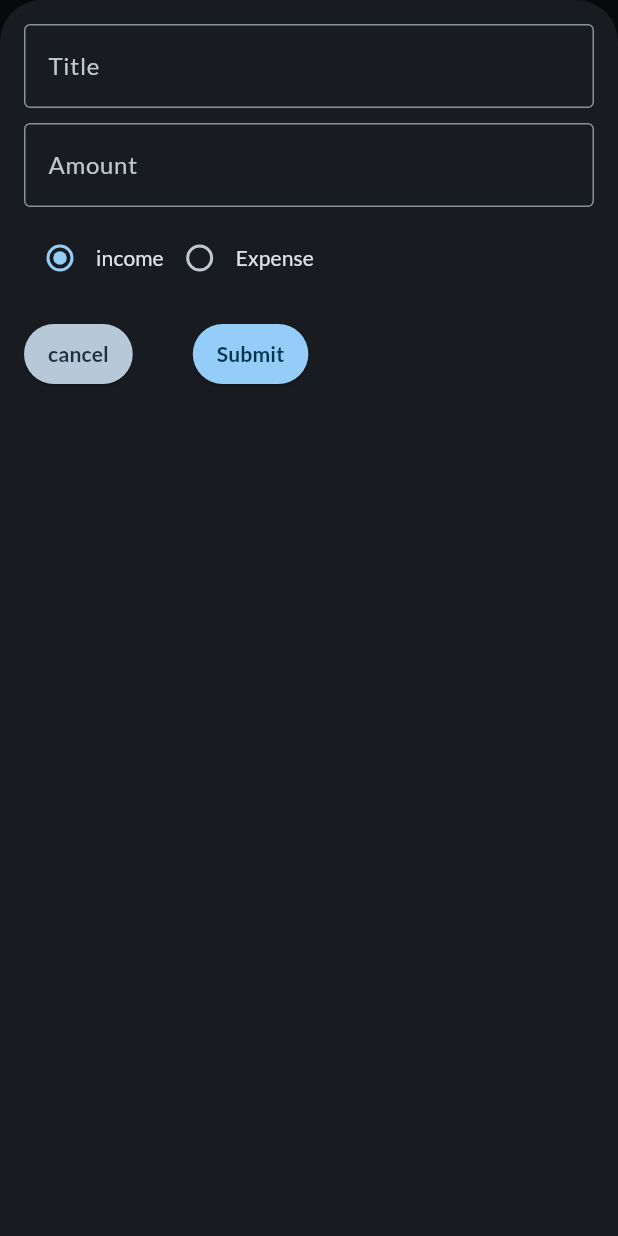
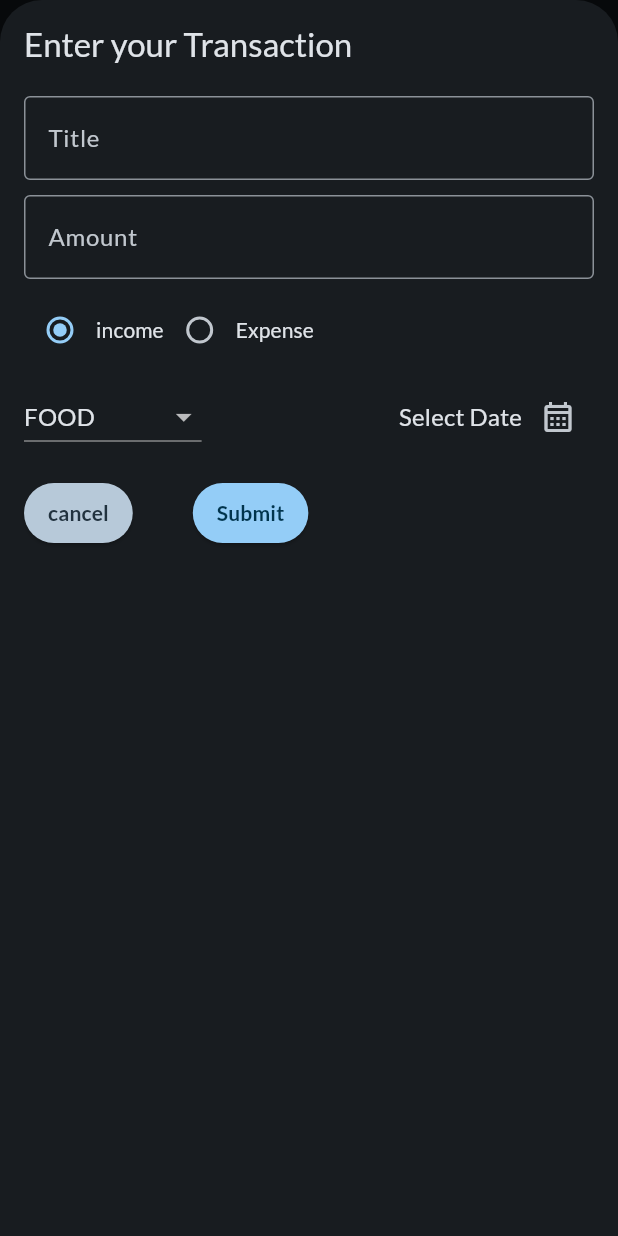
Before and after one commit to hinasahammed/money_tracker, a Flutter app: the screen it shows after launch, after a tap on the "add" icon, on a phone screen of 412 x 824 dp. Run offline on Flutter 3.47's test engine with Material 2 defaults, Android fonts, the phone set to English and light mode, and no system bars; our stand-ins replace google_fonts, hive, hive_flutter; accounts and stored records are empty.

Commit message:
sec commit

```diff
--- /dev/null
+++ b/lib/box/boxes.dart
@@ -0,0 +1,7 @@
+import 'package:hive/hive.dart';
+import 'package:take_care/model/transactions_model.dart';
+
+class Boxes {
+  static Box<TransactionsModel> getData() =>
+      Hive.box<TransactionsModel>('paisa');
+}
--- a/lib/main.dart
+++ b/lib/main.dart
@@ -1,16 +1,28 @@
 import 'package:flutter/material.dart';
 import 'package:google_fonts/google_fonts.dart';
+import 'package:hive/hive.dart';
+import 'package:path_provider/path_provider.dart';
+import 'package:take_care/model/transactions_model.dart';
 import 'package:take_care/screens/tab_screen/tab_screen.dart';
 
 final theme = ThemeData(
   useMaterial3: true,
   colorScheme: ColorScheme.fromSeed(
     brightness: Brightness.dark,
-    seedColor: const Color.fromRGBO(2,48,71,1),
+    seedColor: const Color.fromRGBO(2, 48, 71, 1),
   ),
   textTheme: GoogleFonts.latoTextTheme(),
 );
-void main() {
+void main() async {
+  WidgetsFlutterBinding.ensureInitialized();
+  var directory = await getApplicationDocumentsDirectory();
+  Hive.init(directory.path);
+  Hive.registerAdapter(TransactionsModelAdapter());
+  Hive.registerAdapter(TransactionTypeAdapter());
+  Hive.registerAdapter(CategoryTypeAdapter());
+
+  await Hive.openBox<TransactionsModel>('paisa');
+
   runApp(const MyApp());
 }
 
--- a/lib/model/transaction_model.dart
+++ b/lib/model/transactions_model.dart
@@ -1,24 +1,51 @@
+import 'package:hive/hive.dart';
+part 'transactions_model.g.dart';
+
+@HiveType(typeId: 1)
 enum TransactionType {
+  @HiveField(0)
   income,
+
+@HiveField(1)
   expense,
 }
 
+@HiveType(typeId: 2)
 enum CategoryType {
+  @HiveField(0)
   food,
+
+@HiveField(1)
   transport,
+
+@HiveField(2)
   rent,
+
+@HiveField(3)
   etc,
 }
 
-class TransactioinModel {
+@HiveType(typeId: 0)
+class TransactionsModel extends HiveObject {
+  @HiveField(0)
   final String id;
+
+@HiveField(1)
   final String title;
+
+@HiveField(2)
   final String amount;
+
+@HiveField(3)
   final DateTime date;
+
+@HiveField(4)
   final TransactionType transactionType;
+
+@HiveField(5)
   final CategoryType categoryType;
 
-  TransactioinModel({
+  TransactionsModel({
     required this.id,
     required this.title,
     required this.amount,
--- a/lib/screens/analytics_screen/analytics_screen.dart
+++ b/lib/screens/analytics_screen/analytics_screen.dart
@@ -1,10 +1,13 @@
 import 'package:flutter/material.dart';
+
 
 class AnalyticsScreen extends StatelessWidget {
   const AnalyticsScreen({super.key});
 
   @override
   Widget build(BuildContext context) {
-    return Center(child: Text('analytics'),);
+    return const Center(
+      child: Text('hsd'),
+    );
   }
 }
--- a/lib/screens/home_screen.dart/home_screen.dart
+++ b/lib/screens/home_screen.dart/home_screen.dart
@@ -13,9 +13,7 @@ class HomeScreen extends StatelessWidget {
         const SizedBox(
           height: 10,
         ),
-        Expanded(
-          child: MoneyList(),
-        ),
+        Expanded(child: MoneyList()),
       ],
     );
   }
--- a/lib/screens/home_screen.dart/widget/money_list.dart
+++ b/lib/screens/home_screen.dart/widget/money_list.dart
@@ -1,21 +1,36 @@
 import 'package:flutter/material.dart';
+import 'package:hive_flutter/adapters.dart';
 import 'package:intl/intl.dart';
+import 'package:take_care/box/boxes.dart';
+
+import '../../../model/transactions_model.dart';
 
 class MoneyList extends StatelessWidget {
-  MoneyList({super.key});
-  final today = DateFormat.MMMd().format(DateTime.now());
+  const MoneyList({super.key});
   @override
   Widget build(BuildContext context) {
+    return ValueListenableBuilder<Box<TransactionsModel>>(
+      valueListenable: Boxes.getData().listenable(),
+      builder: (context, box, _) {
+        var data =
+            box.values.toList().cast<TransactionsModel>().reversed.toList();
+
         return ListView.separated(
           itemBuilder: (context, index) {
             return Card(
               child: ListTile(
                 contentPadding: const EdgeInsets.symmetric(horizontal: 5),
                 leading: CircleAvatar(
+                  backgroundColor:
+                      data[index].transactionType == TransactionType.expense
+                          ? Theme.of(context).colorScheme.error
+                          : Colors.greenAccent,
                   radius: 25,
                   child: Text(
-                today,
+                    DateFormat.MMMd().format(data[index].date),
                     textAlign: TextAlign.center,
+                    style: Theme.of(context).textTheme.labelLarge!.copyWith(
+                        color: Theme.of(context).colorScheme.onPrimary),
                   ),
                 ),
                 trailing: IconButton(
@@ -23,15 +38,16 @@ class MoneyList extends StatelessWidget {
                   icon: const Icon(Icons.more_vert_outlined),
                 ),
                 title: Text(
-              'titleName $index',
+                  data[index].title.toUpperCase(),
                   style: Theme.of(context).textTheme.titleMedium!.copyWith(
                         color: Theme.of(context).colorScheme.onPrimaryContainer,
                       ),
                 ),
                 subtitle: Text(
-              '₹500',
+                  '₹ ${data[index].amount}',
                   style: Theme.of(context).textTheme.titleSmall!.copyWith(
-                    color: Theme.of(context).colorScheme.onSecondaryContainer,
+                        color:
+                            Theme.of(context).colorScheme.onSecondaryContainer,
                       ),
                 ),
               ),
@@ -42,7 +58,9 @@ class MoneyList extends StatelessWidget {
               height: 5,
             );
           },
-      itemCount: 10,
+          itemCount: box.length,
+        );
+      },
     );
   }
 }
--- a/lib/screens/home_screen.dart/widget/total_amount.dart
+++ b/lib/screens/home_screen.dart/widget/total_amount.dart
@@ -1,10 +1,19 @@
 import 'package:flutter/material.dart';
+import 'package:hive/hive.dart';
+import 'package:hive_flutter/adapters.dart';
+
+import '../../../box/boxes.dart';
+import '../../../model/transactions_model.dart';
 
 class TotalAmount extends StatelessWidget {
   const TotalAmount({super.key});
 
   @override
   Widget build(BuildContext context) {
+    return ValueListenableBuilder<Box<TransactionsModel>>(
+      valueListenable: Boxes.getData().listenable(),
+      builder: (context, box, _) {
+        var data = box.values.toList().cast<TransactionsModel>();
         return Card(
           child: Container(
             padding: const EdgeInsets.all(20),
@@ -21,7 +30,8 @@ class TotalAmount extends StatelessWidget {
                       children: [
                         Text(
                           'Total Income',
-                      style: Theme.of(context).textTheme.bodyLarge!.copyWith(
+                          style:
+                              Theme.of(context).textTheme.bodyLarge!.copyWith(
                                     color: Theme.of(context)
                                         .colorScheme
                                         .onPrimaryContainer,
@@ -29,8 +39,9 @@ class TotalAmount extends StatelessWidget {
                                   ),
                         ),
                         Text(
-                      '₹200',
-                      style: Theme.of(context).textTheme.bodyMedium!.copyWith(
+                          '₹${data.length.toString()}',
+                          style:
+                              Theme.of(context).textTheme.bodyMedium!.copyWith(
                                     color: Theme.of(context)
                                         .colorScheme
                                         .onPrimaryContainer,
@@ -43,7 +54,8 @@ class TotalAmount extends StatelessWidget {
                       children: [
                         Text(
                           'Total Expense',
-                      style: Theme.of(context).textTheme.bodyLarge!.copyWith(
+                          style:
+                              Theme.of(context).textTheme.bodyLarge!.copyWith(
                                     color: Theme.of(context)
                                         .colorScheme
                                         .onPrimaryContainer,
@@ -52,7 +64,8 @@ class TotalAmount extends StatelessWidget {
                         ),
                         Text(
                           '₹300',
-                      style: Theme.of(context).textTheme.bodyMedium!.copyWith(
+                          style:
+                              Theme.of(context).textTheme.bodyMedium!.copyWith(
                                     color: Theme.of(context)
                                         .colorScheme
                                         .onPrimaryContainer,
@@ -67,5 +80,7 @@ class TotalAmount extends StatelessWidget {
             ),
           ),
         );
+      },
+    );
   }
 }
--- a/lib/screens/tab_screen/widget/add_amount_sheet.dart
+++ b/lib/screens/tab_screen/widget/add_amount_sheet.dart
@@ -1,9 +1,36 @@
 import 'package:flutter/material.dart';
-import 'package:take_care/model/transaction_model.dart';
+import 'package:intl/intl.dart';
 import 'package:take_care/screens/tab_screen/widget/radio_button_custom.dart';
+import 'package:take_care/screens/tab_screen/widget/submit_button.dart';
 
-class AddAmountSheet extends StatelessWidget {
+import '../../../model/transactions_model.dart';
+
+class AddAmountSheet extends StatefulWidget {
   const AddAmountSheet({super.key});
+
+  @override
+  State<AddAmountSheet> createState() => _AddAmountSheetState();
+}
+
+class _AddAmountSheetState extends State<AddAmountSheet> {
+  CategoryType _selectedcategory = CategoryType.food;
+  DateTime? _selectedDate;
+  final _titleController = TextEditingController();
+  final _amountController = TextEditingController();
+
+  void _presentDatePicker() async {
+    final now = DateTime.now();
+    final firstDate = DateTime(now.year - 1, now.month, now.day);
+    final pickedDate = await showDatePicker(
+      context: context,
+      initialDate: now,
+      firstDate: firstDate,
+      lastDate: now,
+    );
+    setState(() {
+      _selectedDate = pickedDate;
+    });
+  }
 
   @override
   Widget build(BuildContext context) {
@@ -19,8 +46,18 @@ class AddAmountSheet extends StatelessWidget {
             keyBoardSpace + 16,
           ),
           child: Column(
+            crossAxisAlignment: CrossAxisAlignment.start,
             children: [
+              Text(
+                'Enter your Transaction',
+                style: Theme.of(context).textTheme.titleLarge!.copyWith(
+                    color: Theme.of(context).colorScheme.onBackground),
+              ),
+              const SizedBox(
+                height: 20,
+              ),
               TextField(
+                controller: _titleController,
                 style: Theme.of(context).textTheme.titleMedium!.copyWith(
                     color: Theme.of(context).colorScheme.onPrimaryContainer),
                 decoration: const InputDecoration(
@@ -32,6 +69,8 @@ class AddAmountSheet extends StatelessWidget {
                 height: 10,
               ),
               TextField(
+                controller: _amountController,
+                keyboardType: TextInputType.number,
                 style: Theme.of(context).textTheme.titleMedium!.copyWith(
                     color: Theme.of(context).colorScheme.onPrimaryContainer),
                 decoration: const InputDecoration(
@@ -48,6 +87,66 @@ class AddAmountSheet extends StatelessWidget {
                       title: 'income', type: TransactionType.income),
                   RadioButtonCustom(
                       title: 'Expense', type: TransactionType.expense)
+                ],
+              ),
+              const SizedBox(
+                height: 10,
+              ),
+              Row(
+                children: [
+                  DropdownButton(
+                    value: _selectedcategory,
+                    items: CategoryType.values
+                        .map(
+                          (category) => DropdownMenuItem(
+                            value: category,
+                            child: Text(
+                              category.name.toUpperCase(),
+                              style: Theme.of(context)
+                                  .textTheme
+                                  .titleMedium!
+                                  .copyWith(
+                                    color: Theme.of(context)
+                                        .colorScheme
+                                        .onBackground,
+                                  ),
+                            ),
+                          ),
+                        )
+                        .toList(),
+                    onChanged: (value) {
+                      setState(
+                        () {
+                          if (value == null) {
+                            return;
+                          }
+                          _selectedcategory = value;
+                        },
+                      );
+                    },
+                  ),
+                  const Spacer(),
+                  Row(
+                    children: [
+                      Text(
+                        _selectedDate == null
+                            ? 'Select Date'
+                            : DateFormat.yMMMMd().format(_selectedDate!),
+                        style: Theme.of(context)
+                            .textTheme
+                            .titleMedium!
+                            .copyWith(
+                              color: Theme.of(context).colorScheme.onBackground,
+                            ),
+                      ),
+                      IconButton(
+                        onPressed: () {
+                          _presentDatePicker();
+                        },
+                        icon: const Icon(Icons.calendar_month_outlined),
+                      ),
+                    ],
+                  )
                 ],
               ),
               const SizedBox(
@@ -74,20 +173,15 @@ class AddAmountSheet extends StatelessWidget {
                   const SizedBox(
                     width: 40,
                   ),
-                  ElevatedButton(
-                    style: ElevatedButton.styleFrom(
-                      padding: const EdgeInsets.symmetric(horizontal: 16),
-                      backgroundColor: Theme.of(context).colorScheme.primary,
-                      foregroundColor: Theme.of(context).colorScheme.onPrimary,
-                    ),
-                    onPressed: () {},
-                    child: const Text(
-                      'Submit',
-                      style: TextStyle(fontWeight: FontWeight.w600),
-                    ),
+                  SubmitButton(
+                    titleController: _titleController.text,
+                    amountController: _amountController.text,
+                    selectTime:
+                        _selectedDate == null ? DateTime.now() : _selectedDate!,
+                    selectedcategory: _selectedcategory,
                   ),
                 ],
-              )
+              ),
             ],
           ),
         ),
--- a/lib/screens/tab_screen/widget/radio_button_custom.dart
+++ b/lib/screens/tab_screen/widget/radio_button_custom.dart
@@ -1,5 +1,6 @@
 import 'package:flutter/material.dart';
-import 'package:take_care/model/transaction_model.dart';
+
+import '../../../model/transactions_model.dart';
 
 ValueNotifier<TransactionType> selectedTransactionNotifier =
     ValueNotifier(TransactionType.income);
@@ -28,7 +29,7 @@ class RadioButtonCustom extends StatelessWidget {
                     return;
                   }
                   selectedTransactionNotifier.value = value;
-                  selectedTransactionNotifier.notifyListeners();
+                  // selectedTransactionNotifier.notifyListeners();
                 },
               ),
               Text(
--- /dev/null
+++ b/lib/screens/tab_screen/widget/submit_button.dart
@@ -0,0 +1,53 @@
+import 'package:flutter/material.dart';
+import 'package:take_care/box/boxes.dart';
+import 'package:take_care/model/transactions_model.dart';
+import 'package:take_care/screens/tab_screen/widget/radio_button_custom.dart';
+
+class SubmitButton extends StatelessWidget {
+  final String titleController;
+  final String amountController;
+  final DateTime selectTime;
+  final CategoryType selectedcategory;
+  const SubmitButton({
+    super.key,
+    required this.titleController,
+    required this.amountController,
+    required this.selectTime,
+    required this.selectedcategory,
+  });
+
+  @override
+  Widget build(BuildContext context) {
+    return ElevatedButton(
+      style: ElevatedButton.styleFrom(
+        padding: const EdgeInsets.symmetric(horizontal: 16),
+        backgroundColor: Theme.of(context).colorScheme.primary,
+        foregroundColor: Theme.of(context).colorScheme.onPrimary,
+      ),
+      onPressed: () {
+        saveData(context);
+        Navigator.pop(context);
+      },
+      child: const Text(
+        'Submit',
+        style: TextStyle(fontWeight: FontWeight.w600),
+      ),
+    );
+  }
+
+  void saveData(BuildContext context) async {
+    final data = TransactionsModel(
+      id: '21423',
+      title: titleController,
+      amount: amountController,
+      date: selectTime,
+      transactionType: selectedTransactionNotifier.value,
+      categoryType: selectedcategory,
+    );
+
+    final box = Boxes.getData();
+    box.add(data);
+    data.save();
+    print(box);
+  }
+}
--- a/pubspec.yaml
+++ b/pubspec.yaml
@@ -38,6 +38,9 @@ dependencies:
   google_fonts: ^5.0.0
   intl: ^0.18.1
   uuid: ^3.0.7
+  hive: ^2.2.3
+  path_provider: ^2.0.15
+  hive_flutter: ^1.1.0
 
 dev_dependencies:
   flutter_test:
@@ -49,6 +52,8 @@ dev_dependencies:
   # package. See that file for information about deactivating specific lint
   # rules and activating additional ones.
   flutter_lints: ^2.0.0
+  hive_generator: ^2.0.0
+  build_runner: ^2.4.5
 
 # For information on the generic Dart part of this file, see the
 # following page: https://dart.dev/tools/pub/pubspec
```
Also changed, not shown: lib/model/transactions_model.g.dart (added), pubspec.lock, 1 other file. Lines whose indentation alone changed are shown as unchanged.
